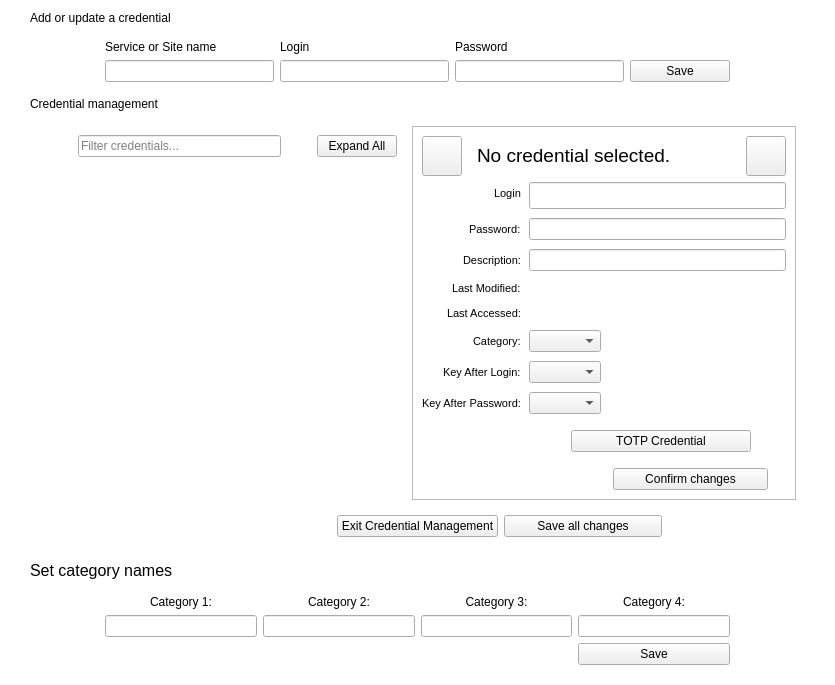
Before: the Qt Designer form src/CredentialsManagement.ui in mooltipass/moolticute, drawn with Qt 5.
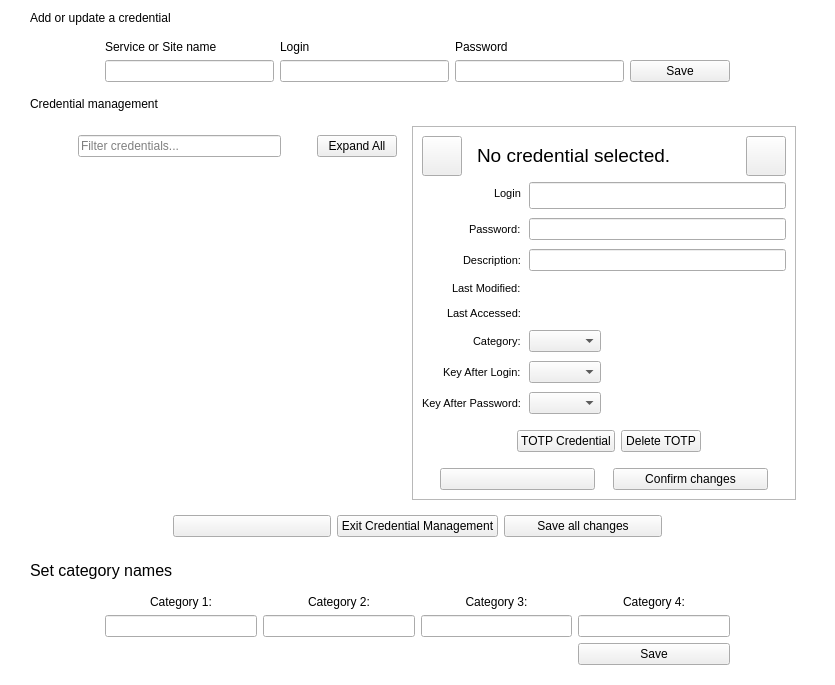
After: the same form once the commit is applied. The open tabs and pages were chosen to show the change. Icons and pictures are not drawn. Custom widgets are drawn as their Qt base class.

Commit message: [BLE] Implement TOTP deletion, fix #855

The edit to the form file:
```diff
--- a/src/CredentialsManagement.ui
+++ b/src/CredentialsManagement.ui
@@ -702,11 +702,24 @@
                 <item>
                  <layout class="QHBoxLayout" name="horizontalLayout_8">
                   <property name="leftMargin">
-                   <number>115</number>
+                   <number>10</number>
                   </property>
                   <property name="topMargin">
                    <number>10</number>
                   </property>
+                  <item>
+                   <spacer name="horizontalSpacer_5">
+                    <property name="orientation">
+                     <enum>Qt::Horizontal</enum>
+                    </property>
+                    <property name="sizeHint" stdset="0">
+                     <size>
+                      <width>40</width>
+                      <height>20</height>
+                     </size>
+                    </property>
+                   </spacer>
+                  </item>
                   <item>
                    <widget class="QPushButton" name="pushButtonTOTP">
                     <property name="maximumSize">
@@ -720,6 +733,32 @@
                     </property>
                    </widget>
                   </item>
+                  <item>
+                   <widget class="QPushButton" name="pushButtonDeleteTOTP">
+                    <property name="maximumSize">
+                     <size>
+                      <width>180</width>
+                      <height>16777215</height>
+                     </size>
+                    </property>
+                    <property name="text">
+                     <string>Delete TOTP</string>
+                    </property>
+                   </widget>
+                  </item>
+                  <item>
+                   <spacer name="horizontalSpacer_6">
+                    <property name="orientation">
+                     <enum>Qt::Horizontal</enum>
+                    </property>
+                    <property name="sizeHint" stdset="0">
+                     <size>
+                      <width>40</width>
+                      <height>20</height>
+                     </size>
+                    </property>
+                   </spacer>
+                  </item>
                  </layout>
                 </item>
                 <item>
@@ -737,7 +776,7 @@
                    <number>18</number>
                   </property>
                   <item>
-                   <widget class="AnimatedColorButton" name="pushButtonCancel" native="true">
+                   <widget class="AnimatedColorButton" name="pushButtonCancel">
                     <property name="sizePolicy">
                      <sizepolicy hsizetype="MinimumExpanding" vsizetype="Preferred">
                       <horstretch>0</horstretch>
@@ -827,7 +866,7 @@
            </spacer>
           </item>
           <item>
-           <widget class="AnimatedColorButton" name="buttonDiscard" native="true">
+           <widget class="AnimatedColorButton" name="buttonDiscard">
             <property name="sizePolicy">
              <sizepolicy hsizetype="MinimumExpanding" vsizetype="Preferred">
               <horstretch>0</horstretch>
@@ -986,7 +1025,7 @@
  <customwidgets>
   <customwidget>
    <class>AnimatedColorButton</class>
-   <extends>QWidget</extends>
+   <extends>QPushButton</extends>
    <header>AnimatedColorButton.h</header>
   </customwidget>
   <customwidget>
```
The commit also changes 7 other files.
